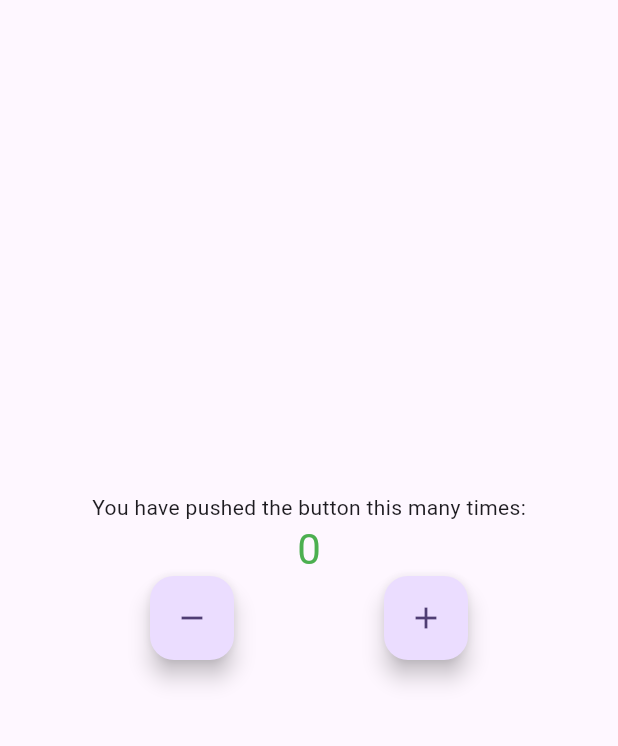
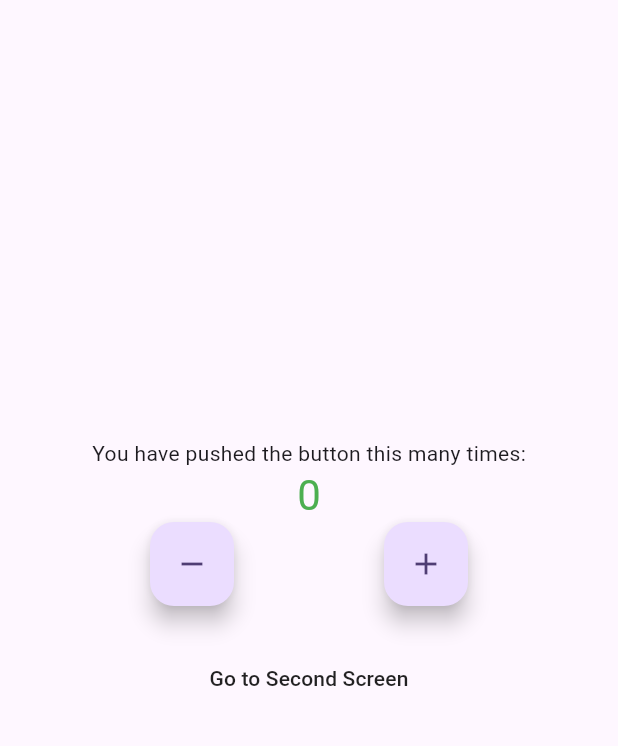
Before and after one commit to ilyapaddubny/bloc_counter, a Flutter app: the screen it shows after launch, on a phone screen of 412 x 824 dp, the part 84-830 px from its top. Run offline on Flutter 3.47's test engine with Material 3 defaults, Android fonts, the phone set to English and light mode, and no system bars; our stand-ins replace bloc, equatable, flutter_bloc.

```diff
--- a/lib/cubit/counter_cubit_cubit.dart
+++ b/lib/logic/cubit/counter_cubit_cubit.dart
@@ -1,7 +1,6 @@
+// ignore: depend_on_referenced_packages
 import 'package:bloc/bloc.dart';
 import 'package:equatable/equatable.dart';
-import 'package:flutter/material.dart';
-import 'package:meta/meta.dart';
 
 part 'counter_cubit_state.dart';
 
--- a/lib/cubit/counter_cubit_state.dart
+++ b/lib/logic/cubit/counter_cubit_state.dart
@@ -1,5 +1,6 @@
 part of 'counter_cubit_cubit.dart';
 
+// ignore: must_be_immutable
 class CounterState extends Equatable {
   int counterValue;
   bool wasIncremented;
--- a/lib/main.dart
+++ b/lib/main.dart
@@ -1,4 +1,5 @@
-import 'package:bloc_counter/cubit/counter_cubit_cubit.dart';
+import 'package:bloc_counter/logic/cubit/counter_cubit_cubit.dart';
+import 'package:bloc_counter/presentation/screens/home_screen.dart';
 import 'package:flutter/material.dart';
 import 'package:flutter_bloc/flutter_bloc.dart';
 
@@ -20,77 +21,9 @@ class MyApp extends StatelessWidget {
           colorScheme: ColorScheme.fromSeed(seedColor: Colors.deepPurple),
           useMaterial3: true,
         ),
-        home: const MyHomePage(title: 'Flutter Demo Home Page'),
+        home: const HomeScreen(
+            title: 'Flutter Demo Home Page', color: Colors.deepPurple),
       ),
     );
   }
 }
-
-class MyHomePage extends StatefulWidget {
-  const MyHomePage({super.key, required this.title});
-  final String title;
-
-  @override
-  State<MyHomePage> createState() => _MyHomePageState();
-}
-
-class _MyHomePageState extends State<MyHomePage> {
-  @override
-  Widget build(BuildContext context) {
-    return Scaffold(
-      appBar: AppBar(
-        backgroundColor: Theme.of(context).colorScheme.inversePrimary,
-        title: Text(widget.title),
-      ),
-      body: BlocConsumer<CounterCubit, CounterState>(
-        listener: (context, state) {
-          ScaffoldMessenger.of(context).showSnackBar(
-            SnackBar(
-              content:
-                  Text(state.wasIncremented ? 'Incremented!' : 'Decremented!'),
-              duration: const Duration(milliseconds: 300),
-            ),
-          );
-        },
-        builder: (context, state) {
-          return Center(
-            child: Column(
-              mainAxisAlignment: MainAxisAlignment.center,
-              children: <Widget>[
-                const Text(
-                  'You have pushed the button this many times:',
-                ),
-                Text(
-                  state.counterValue.toString(),
-                  style: Theme.of(context).textTheme.headlineMedium?.copyWith(
-                        color:
-                            state.counterValue < 0 ? Colors.red : Colors.green,
-                      ),
-                ),
-                Row(
-                  mainAxisAlignment: MainAxisAlignment.spaceEvenly,
-                  children: [
-                    FloatingActionButton(
-                      onPressed: () {
-                        context.read<CounterCubit>().decrement();
-                      },
-                      tooltip: 'Decrement',
-                      child: const Icon(Icons.remove),
-                    ),
-                    FloatingActionButton(
-                      onPressed: () {
-                        context.read<CounterCubit>().increment();
-                      },
-                      tooltip: 'Increment',
-                      child: const Icon(Icons.add),
-                    ),
-                  ],
-                ),
-              ],
-            ),
-          );
-        },
-      ),
-    );
-  }
-}
--- /dev/null
+++ b/lib/presentation/screens/home_screen.dart
@@ -0,0 +1,83 @@
+import 'package:bloc_counter/presentation/screens/second_screen.dart';
+import 'package:flutter/material.dart';
+import 'package:flutter_bloc/flutter_bloc.dart';
+import 'package:bloc_counter/logic/cubit/counter_cubit_cubit.dart';
+
+class HomeScreen extends StatefulWidget {
+  const HomeScreen({super.key, required this.title, required this.color});
+  final String title;
+  final Color color;
+
+  @override
+  State<HomeScreen> createState() => _HomeScreenState();
+}
+
+class _HomeScreenState extends State<HomeScreen> {
+  @override
+  Widget build(BuildContext context) {
+    return Scaffold(
+      appBar: AppBar(
+        backgroundColor: Theme.of(context).colorScheme.inversePrimary,
+        title: Text(widget.title),
+      ),
+      body: BlocConsumer<CounterCubit, CounterState>(
+        listener: (context, state) {
+          ScaffoldMessenger.of(context).showSnackBar(
+            SnackBar(
+              content:
+                  Text(state.wasIncremented ? 'Incremented!' : 'Decremented!'),
+              duration: const Duration(milliseconds: 300),
+            ),
+          );
+        },
+        builder: (context, state) {
+          return Center(
+            child: Column(
+              mainAxisAlignment: MainAxisAlignment.center,
+              children: <Widget>[
+                const Text(
+                  'You have pushed the button this many times:',
+                ),
+                Text(
+                  state.counterValue.toString(),
+                  style: Theme.of(context).textTheme.headlineMedium?.copyWith(
+                        color:
+                            state.counterValue < 0 ? Colors.red : Colors.green,
+                      ),
+                ),
+                Row(
+                  mainAxisAlignment: MainAxisAlignment.spaceEvenly,
+                  children: [
+                    FloatingActionButton(
+                      onPressed: () {
+                        context.read<CounterCubit>().decrement();
+                      },
+                      tooltip: 'Decrement',
+                      child: const Icon(Icons.remove),
+                    ),
+                    FloatingActionButton(
+                      onPressed: () {
+                        context.read<CounterCubit>().increment();
+                      },
+                      tooltip: 'Increment',
+                      child: const Icon(Icons.add),
+                    ),
+                  ],
+                ),
+                const SizedBox(height: 24, width: double.infinity),
+                MaterialButton(
+                  onPressed: () {
+                    Navigator.of(context).push(MaterialPageRoute(
+                        builder: (context) => const SecondScreen(
+                            title: 'Second', color: Colors.blueAccent)));
+                  },
+                  child: const Text('Go to Second Screen'),
+                )
+              ],
+            ),
+          );
+        },
+      ),
+    );
+  }
+}
```
Also changed, not shown: lib/presentation/screens/second_screen.dart (added, +78 -0 lines), 1 other file.
